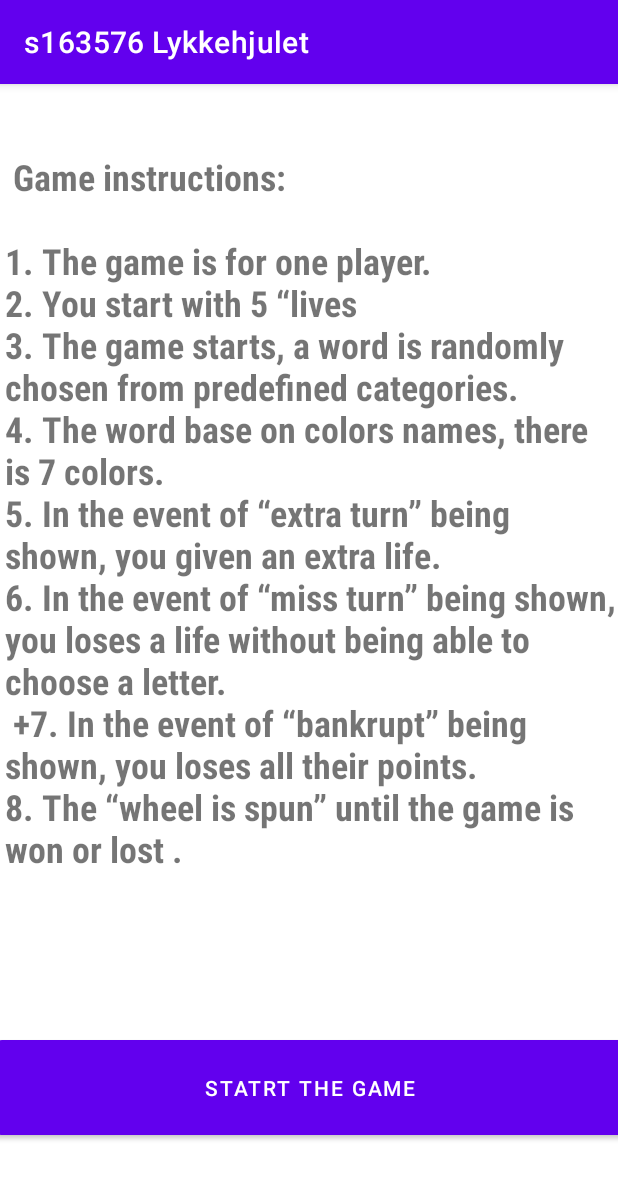
After one commit to OmarEbrahim199/wheel, an Android app: the info screen opened directly, with no data from a screen before it, on a phone screen of 412 x 824 dp. The commit adds this screen. Shown: the top 1179 px of the screen. Run offline under Robolectric (Android 15) with nearby library versions, the phone set to English and light mode, and no system bars.

Commit message:
Added info to the game

```diff
--- a/app/src/main/AndroidManifest.xml
+++ b/app/src/main/AndroidManifest.xml
@@ -9,6 +9,9 @@
         android:roundIcon="@mipmap/ic_launcher_round"
         android:supportsRtl="true"
         android:theme="@style/Theme.Wheel">
+        <activity
+            android:name=".info"
+            android:exported="true" />
         <activity
             android:name=".MainActivity"
             android:exported="true" />
--- a/app/src/main/java/com/example/wheel/Fragment/Gamelogic.kt
+++ b/app/src/main/java/com/example/wheel/Fragment/Gamelogic.kt
@@ -3,6 +3,7 @@ package com.example.wheel.Fragment
 import android.media.MediaPlayer
 import android.os.Bundle
 import android.os.Handler
+import android.text.style.UpdateAppearance
 import androidx.fragment.app.Fragment
 import android.view.LayoutInflater
 import android.view.View
@@ -305,43 +306,35 @@ class Gamelogic : Fragment() {
     private fun getSector(degrees: Int): String? {
         var i = 0
         var text: String? = null
-        var score : String? = null
+      //  var score : String? = null
 
         do {
             // start and end of each sector on the wheel
             val start: Float = HALF_SECTOR * (i * 2 + 1)
             val end: Float = HALF_SECTOR * (i * 2 + 3)
             if (degrees >= start && degrees < end) {
-                // degrees is in [start;end[
-                // so text is equals to sectors[i];
                 text = sectors.get(i)
-                score = sectorsint.get(i)
+               // score = sectorsint.get(i)
 
             }
             i++
             // now we can test our Android Roulette Game :)
             // That's all !
-        } while (text == null && score == null && i < sectors.size)
-
-
-      //  val myStringNumber: String = score.toString()
-        //val number: Int = myStringNumber.toInt()
+        } while (text == null && i < sectors.size)
+        // && score == null
 
         binding.apply {
-           //setScore(getScore() +number)
 
+            updateScoreAndLives()
 
-            if (score!=null){
+           /* if (score!=null){
                 (score.toString()).toInt()
                 updateScore(getScore() + (score.toString()).toInt())
             }else {
                 score = 1.toString()
                 updateScore(getScore() + (score.toString()).toInt())
             }
-
-
-
-           // scoreinput.text = (getScore()).toString()
+            */
             scoreinput.text = "Score: ${getScore()}"
 
 
--- a/app/src/main/java/com/example/wheel/Fragment/WinFragment.kt
+++ b/app/src/main/java/com/example/wheel/Fragment/WinFragment.kt
@@ -9,7 +9,7 @@ import android.view.animation.AnimationUtils
 import androidx.navigation.fragment.findNavController
 import com.example.wheel.Model.*
 import com.example.wheel.R
-import com.example.wheel.databinding.FragmentLossBinding
+
 import com.example.wheel.databinding.FragmentWinBinding
 
 class WinFragment : Fragment() {
--- a/app/src/main/java/com/example/wheel/InitializationActivity.kt
+++ b/app/src/main/java/com/example/wheel/InitializationActivity.kt
@@ -25,7 +25,7 @@ class InitializationActivity : AppCompatActivity() {
         rotatLogo()
         handler = Handler()
         handler!!.postDelayed(Runnable {
-            val intent = Intent(this, MainActivity::class.java)
+            val intent = Intent(this, info::class.java)
             startActivity(intent)
             finish()
 
--- a/app/src/main/java/com/example/wheel/MainActivity.kt
+++ b/app/src/main/java/com/example/wheel/MainActivity.kt
@@ -42,12 +42,12 @@ class MainActivity : AppCompatActivity() {
             // this creates a vertical layout Manager
             recyclerview.layoutManager = LinearLayoutManager(this@MainActivity)
 
-            // ArrayList of class ItemsViewModel
+            // ArrayList
             val data = ArrayList<randomWords>()
 
 
             data.add(randomWords(hiddenWord()))
-            data.add(randomWords(""))
+
 
             // This will pass the ArrayList to our Adapter
             val adapter = CustomAdapter(data,null,)
--- a/app/src/main/java/com/example/wheel/Model/WheelLogic.kt
+++ b/app/src/main/java/com/example/wheel/Model/WheelLogic.kt
@@ -27,13 +27,11 @@ fun getLife() : Int{
     return lives
 }
 fun plusLife(){
-  // lives = life
    lives +=1
 
 }
 
 fun minusLife(){
-   // lives = life
     lives -=1
 }
 
--- /dev/null
+++ b/app/src/main/java/com/example/wheel/info.kt
@@ -0,0 +1,45 @@
+package com.example.wheel
+
+import android.content.Intent
+import androidx.appcompat.app.AppCompatActivity
+import android.os.Bundle
+import android.widget.Button
+import android.widget.ImageView
+import android.widget.TextView
+import com.example.wheel.Fragment.Gamelogic
+
+class info : AppCompatActivity() {
+    override fun onCreate(savedInstanceState: Bundle?) {
+        super.onCreate(savedInstanceState)
+        setContentView(R.layout.activity_info)
+
+        val text: TextView = findViewById(R.id.gameinstructions)
+
+        text. setText(" Game instructions:\n\n"+
+                    "1. The game is for one player.\n"  +
+                    "2. You start with 5 “lives\n"+
+                    "3. The game starts, a word is randomly chosen from predefined categories.\n" +
+                    "4. The word base on colors names, there is 7 colors.\n" +
+                    "5. In the event of “extra turn” being shown, you given an extra life.\n" +
+                    "6. In the event of “miss turn” being shown, you loses a life without being able to choose a letter.\n +" +
+                    "7. In the event of “bankrupt” being shown, you loses all their points.\n" +
+                    "8. The “wheel is spun” until the game is won or lost .\n"
+
+                     )
+
+
+
+
+
+
+
+        val startgame: Button = findViewById(R.id.startthegame)
+        startgame.setOnClickListener {
+            val intent = Intent(this, MainActivity::class.java)
+            startActivity(intent)
+        }
+
+
+
+    }
+}
--- /dev/null
+++ b/app/src/main/res/layout/activity_info.xml
@@ -0,0 +1,34 @@
+<?xml version="1.0" encoding="utf-8"?>
+<androidx.constraintlayout.widget.ConstraintLayout xmlns:android="http://schemas.android.com/apk/res/android"
+    xmlns:app="http://schemas.android.com/apk/res-auto"
+    xmlns:tools="http://schemas.android.com/tools"
+    android:layout_width="match_parent"
+    android:layout_height="match_parent"
+    tools:context=".info">
+
+    <TextView
+        android:id="@+id/gameinstructions"
+        android:layout_width="409dp"
+        android:layout_height="537dp"
+        android:layout_marginStart="3dp"
+        android:layout_marginBottom="2dp"
+        android:fontFamily="sans-serif-condensed"
+        android:textSize="24sp"
+        android:textStyle="bold"
+        app:layout_constraintBottom_toTopOf="@+id/startthegame"
+        app:layout_constraintEnd_toEndOf="parent"
+        app:layout_constraintStart_toStartOf="parent"
+        app:layout_constraintTop_toTopOf="parent" />
+
+    <Button
+        android:id="@+id/startthegame"
+        android:layout_width="419dp"
+        android:layout_height="75dp"
+        android:layout_marginTop="2dp"
+        android:layout_marginBottom="16dp"
+        android:text="statrt the game"
+        app:layout_constraintBottom_toBottomOf="parent"
+        app:layout_constraintEnd_toEndOf="parent"
+        app:layout_constraintStart_toStartOf="parent"
+        app:layout_constraintTop_toBottomOf="@+id/gameinstructions" />
+</androidx.constraintlayout.widget.ConstraintLayout>
--- a/build.gradle
+++ b/build.gradle
@@ -6,7 +6,7 @@ buildscript {
     }
     dependencies {
         classpath "com.android.tools.build:gradle:7.0.2"
-        classpath "org.jetbrains.kotlin:kotlin-gradle-plugin:1.5.31"
+        classpath 'org.jetbrains.kotlin:kotlin-gradle-plugin:1.6.0'
 
         // NOTE: Do not place your application dependencies here; they belong
         // in the individual module build.gradle files
```
